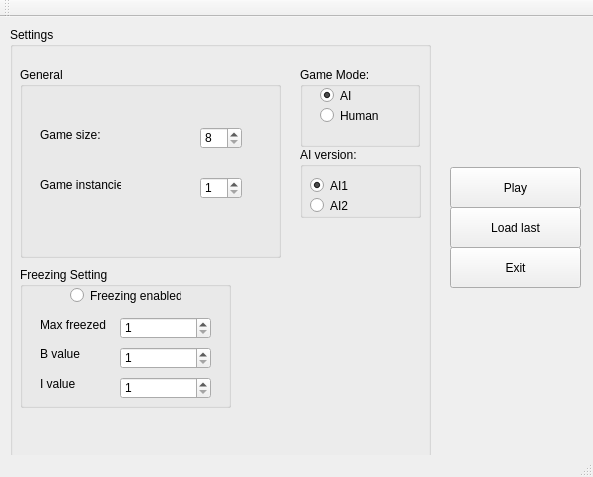
This is Othello2/mainwindow.ui in jetmangti/-1692b495a48f6f1958405300d72d245a483c3- as Qt 5 draws it before an edit. The edited form follows.
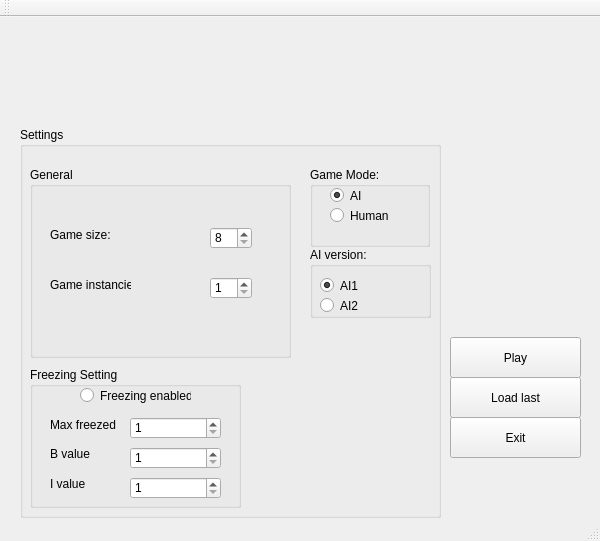
This is the edited form.

Patch:
```diff
--- a/Othello2/mainwindow.ui
+++ b/Othello2/mainwindow.ui
@@ -6,19 +6,22 @@
    <rect>
     <x>0</x>
     <y>0</y>
-    <width>593</width>
-    <height>477</height>
+    <width>600</width>
+    <height>541</height>
    </rect>
   </property>
   <property name="windowTitle">
    <string>Othello</string>
   </property>
+  <property name="autoFillBackground">
+   <bool>false</bool>
+  </property>
   <widget class="QWidget" name="centralWidget">
    <widget class="QPushButton" name="playBtn">
     <property name="geometry">
      <rect>
       <x>450</x>
-      <y>150</y>
+      <y>320</y>
       <width>131</width>
       <height>41</height>
      </rect>
@@ -31,7 +34,7 @@
     <property name="geometry">
      <rect>
       <x>450</x>
-      <y>230</y>
+      <y>400</y>
       <width>131</width>
       <height>41</height>
      </rect>
@@ -43,10 +46,10 @@
    <widget class="QGroupBox" name="groupBox_2">
     <property name="geometry">
      <rect>
-      <x>10</x>
-      <y>10</y>
+      <x>20</x>
+      <y>110</y>
       <width>421</width>
-      <height>431</height>
+      <height>391</height>
      </rect>
     </property>
     <property name="title">
@@ -329,7 +332,7 @@
     <property name="geometry">
      <rect>
       <x>450</x>
-      <y>190</y>
+      <y>360</y>
       <width>131</width>
       <height>41</height>
      </rect>
@@ -338,6 +341,19 @@
      <string>Load last</string>
     </property>
    </widget>
+   <widget class="QLabel" name="label_6">
+    <property name="geometry">
+     <rect>
+      <x>0</x>
+      <y>0</y>
+      <width>601</width>
+      <height>81</height>
+     </rect>
+    </property>
+    <property name="text">
+     <string/>
+    </property>
+   </widget>
   </widget>
   <widget class="QToolBar" name="mainToolBar">
    <attribute name="toolBarArea">
```
Left out of the diff: 7 changed lines with no effect on the pictures.
